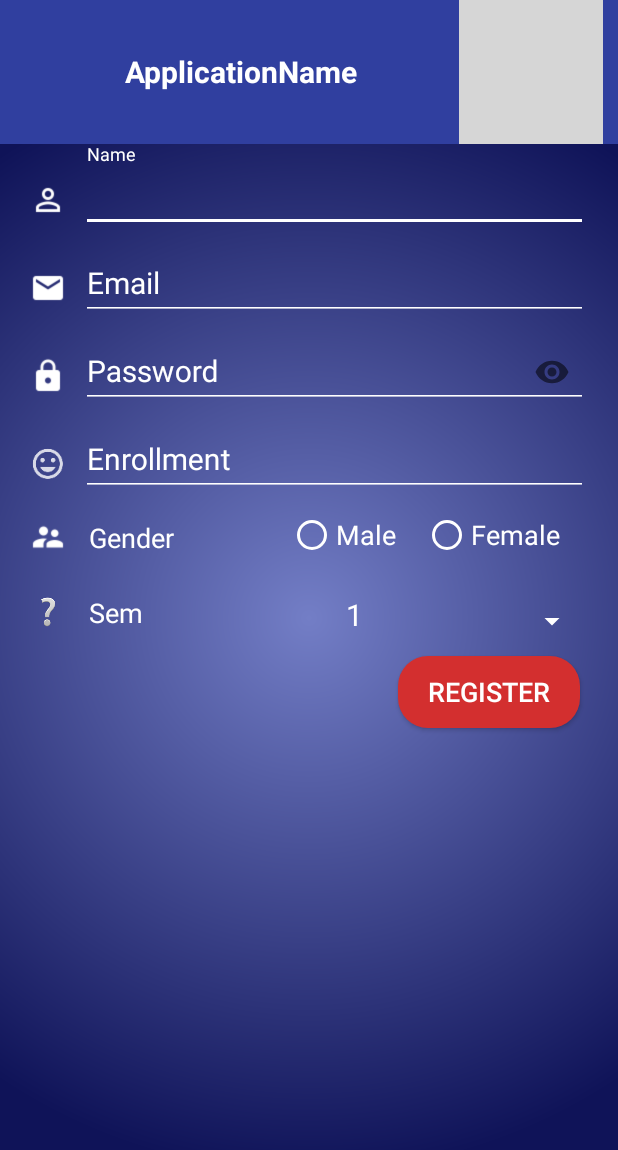
After one commit to happysingh23828/Android-College-Noticeboard, an Android app: the StudentRegistrationActivity screen opened directly, with no data from a screen before it, on a phone screen of 412 x 824 dp. The commit adds this screen. Shown: the top 1150 px of the screen. Run offline under Robolectric (Android 15) with nearby library versions, the phone set to English and light mode, and no system bars; our stand-ins replace Volley; network calls fail; Roboto replaces fonts that are not available here; grey boxes are pictures that could not be loaded.

Commit message:
Merge remote-tracking branch 'remotes/origin/master' into Mayank
# Conflicts:
#	.idea/modules.xml

```diff
--- /dev/null
+++ b/app/src/main/java/dynamicdrillers/collegenoticeboard/StudentRegistrationActivity.java
@@ -0,0 +1,186 @@
+package dynamicdrillers.collegenoticeboard;
+
+import android.app.ProgressDialog;
+import android.content.Context;
+import android.content.Intent;
+import android.content.SharedPreferences;
+import android.os.Bundle;
+import android.support.design.widget.TextInputLayout;
+import android.support.v7.app.AppCompatActivity;
+import android.view.View;
+import android.widget.AdapterView;
+import android.widget.ArrayAdapter;
+import android.widget.Button;
+import android.widget.LinearLayout;
+import android.widget.RadioButton;
+import android.widget.RadioGroup;
+import android.widget.Spinner;
+import android.widget.TextView;
+import android.widget.Toast;
+
+import com.android.volley.AuthFailureError;
+import com.android.volley.Request;
+import com.android.volley.Response;
+import com.android.volley.VolleyError;
+import com.android.volley.toolbox.StringRequest;
+
+import org.json.JSONException;
+import org.json.JSONObject;
+
+import java.util.HashMap;
+import java.util.Hashtable;
+import java.util.Map;
+
+public class StudentRegistrationActivity extends AppCompatActivity {
+
+    TextInputLayout TxtInputlayloutName,TxtInputlayloutEmail,TxtInputlayloutPassword,TxtInputlayloutEnrollment;
+    RadioGroup Gender;
+    RadioButton RadioMale,RadioFemale;
+    Button BtnRegister;
+    Spinner SpnSem;
+    String Url=Constants.WEB_API_URL+"FacultyStudentRegistration.php",Gender_s="",Sem_s;
+    String Type[] = {"1","2","3","4","5","6","7","8"};
+
+
+    @Override
+    protected void onCreate(Bundle savedInstanceState) {
+        super.onCreate(savedInstanceState);
+        setContentView(R.layout.activity_student_registration);
+
+        TxtInputlayloutName = findViewById(R.id.reg_student_name);
+        TxtInputlayloutEmail = findViewById(R.id.reg_student_email);
+        TxtInputlayloutPassword = findViewById(R.id.reg_student_password);
+        TxtInputlayloutEnrollment = findViewById(R.id.reg_stdent_enrollment);
+
+        Gender = findViewById(R.id.reg_student_gender);
+        RadioMale = findViewById(R.id.reg_student_male);
+        RadioFemale = findViewById(R.id.reg_student_female);
+
+        SpnSem = findViewById(R.id.reg_student_sem);
+
+        BtnRegister = findViewById(R.id.reg_student_register);
+
+        Gender.setOnCheckedChangeListener(new RadioGroup.OnCheckedChangeListener() {
+            @Override
+            public void onCheckedChanged(RadioGroup radioGroup, int i) {
+                int selectedId=Gender.getCheckedRadioButtonId();
+                RadioButton radioSexButton=(RadioButton)findViewById(selectedId);
+                Gender_s = radioSexButton.getText().toString();
+                Toast.makeText(StudentRegistrationActivity.this,radioSexButton.getText(),Toast.LENGTH_SHORT).show();
+            }
+        });
+
+
+        SpnSem.setAdapter(new ArrayAdapter<String>(this,R.layout.login_type_layout,R.id.txt_type,Type));
+        SpnSem.setOnItemSelectedListener(new AdapterView.OnItemSelectedListener() {
+            @Override
+            public void onItemSelected(AdapterView<?> adapterView, View view, int i, long l) {
+                LinearLayout linearLayout = (LinearLayout) SpnSem.getSelectedView();
+                TextView textView = linearLayout.findViewById(R.id.txt_type);
+                textView.setTextColor(getResources().getColor(R.color.spn));
+                Sem_s = textView.getText().toString();
+            }
+
+            @Override
+            public void onNothingSelected(AdapterView<?> adapterView) {
+
+            }
+        });
+
+        BtnRegister.setOnClickListener(new View.OnClickListener() {
+            @Override
+            public void onClick(View view) {
+                upload();
+            }
+        });
+
+    }
+
+    private void upload() {
+        final ProgressDialog loading = ProgressDialog.show(this, "Uploading...", "Please wait...", false, false);
+        StringRequest stringRequest = new StringRequest(Request.Method.POST, Url,
+                new Response.Listener<String>() {
+                    @Override
+                    public void onResponse(String s) {
+                        //Disimissing the progress dialog
+                        loading.dismiss();
+
+                        try {
+                            JSONObject jsonObject = new JSONObject(s);
+                            if(!jsonObject.getBoolean("error"))
+                            {
+                                Intent intent = new Intent(StudentRegistrationActivity.this,FacultyDashboard.class);
+                                startActivity(intent);
+                                finish();
+                            }
+                            else
+                            {
+                                Toast.makeText(StudentRegistrationActivity.this, jsonObject.getString("message"), Toast.LENGTH_LONG).show();
+                            }
+
+                        } catch (JSONException e) {
+                            e.printStackTrace();
+                        }
+
+
+                    }
+                },
+                new Response.ErrorListener() {
+                    @Override
+                    public void onErrorResponse(VolleyError volleyError) {
+                        //Dismissing the progress dialog
+                        loading.dismiss();
+
+                        //Showing toast
+                        Toast.makeText(StudentRegistrationActivity.this, volleyError.getMessage().toString(), Toast.LENGTH_LONG).show();
+                    }
+                }) {
+            @Override
+            protected Map<String, String> getParams() throws AuthFailureError {
+
+
+
+
+
+                //Creating parameters
+                Map<String, String> params = new Hashtable<String, String>();
+
+                //Adding parameters
+                Map<String,String> map = new HashMap<>();
+
+                SharedPreferences sharedPreference = getSharedPreferences(SharedpreferenceHelper.SharedprefenceName, Context.MODE_PRIVATE);
+                String CollegeCode = sharedPreference.getString("collegecode", null);
+                String dept = sharedPreference.getString("dept", null);
+                String tgemail = sharedPreference.getString("email", null);
+
+
+                map.put("Email",TxtInputlayloutEmail.getEditText().getText().toString());
+                map.put("Password",TxtInputlayloutPassword.getEditText().getText().toString());
+                map.put("Name",TxtInputlayloutName.getEditText().getText().toString());
+                map.put("Gender",Gender_s);
+                map.put("Sem",Sem_s);
+                map.put("Dept",dept);
+                map.put("TgEmail",tgemail);
+                map.put("Enrollment",TxtInputlayloutEnrollment.getEditText().getText().toString());
+                map.put("StudentPhoto","https://cdn.pixabay.com/photo/2015/03/04/22/35/head-659652_960_720.png");
+                map.put("MobileNo","9999999999");
+                map.put("Dob","2018-1-1");
+                map.put("CollegeCode",CollegeCode);
+
+                return  map;
+
+                //returning parameters
+
+            }
+        };
+
+
+
+
+        //Adding request to the queue
+
+        MySingleton.getInstance(this).addToRequestQueue(stringRequest);
+
+    }
+
+}
--- /dev/null
+++ b/app/src/main/res/layout/activity_student_registration.xml
@@ -0,0 +1,234 @@
+<?xml version="1.0" encoding="utf-8"?>
+<LinearLayout xmlns:android="http://schemas.android.com/apk/res/android"
+    xmlns:app="http://schemas.android.com/apk/res-auto"
+    xmlns:tools="http://schemas.android.com/tools"
+    android:layout_width="match_parent"
+    android:layout_height="match_parent"
+    android:background="@drawable/gradient_admin"
+    android:orientation="vertical"
+    tools:context="dynamicdrillers.collegenoticeboard.StudentRegistrationActivity">
+
+    <include
+        android:id="@+id/single_notice_toolbar"
+        layout="@layout/noticetoolbar"
+        android:layout_width="match_parent"
+        android:layout_height="wrap_content"></include>
+
+    <LinearLayout
+        android:layout_width="match_parent"
+        android:layout_height="match_parent"
+        android:layout_marginLeft="20dp"
+        android:layout_marginRight="20dp"
+        android:orientation="vertical"
+        tools:layout_editor_absoluteX="20dp"
+        tools:layout_editor_absoluteY="60dp">
+
+        <LinearLayout
+            android:layout_width="match_parent"
+            android:layout_height="wrap_content"
+            android:orientation="horizontal">
+
+            <ImageView
+                android:layout_width="24dp"
+                android:layout_height="24dp"
+                android:layout_marginRight="10dp"
+                android:layout_marginTop="25dp"
+                android:src="@drawable/ic_perm_identity_white_24dp" />
+
+            <android.support.design.widget.TextInputLayout
+                android:id="@+id/reg_student_name"
+                android:layout_width="match_parent"
+                android:layout_height="wrap_content">
+
+                <android.support.design.widget.TextInputEditText
+                    android:layout_width="match_parent"
+                    android:layout_height="wrap_content"
+                    android:hint="Name"
+                    android:textColor="@android:color/background_light" />
+            </android.support.design.widget.TextInputLayout>
+
+        </LinearLayout>
+
+        <LinearLayout
+            android:layout_width="match_parent"
+            android:layout_height="wrap_content"
+            android:orientation="horizontal">
+
+            <ImageView
+                android:id="@+id/imageView2"
+                android:layout_width="24dp"
+                android:layout_height="24dp"
+                android:layout_marginRight="10dp"
+                android:layout_marginTop="25dp"
+                android:src="@drawable/ic_email_white_24dp" />
+
+            <android.support.design.widget.TextInputLayout
+                android:id="@+id/reg_student_email"
+                android:layout_width="match_parent"
+                android:layout_height="wrap_content">
+
+                <android.support.design.widget.TextInputEditText
+                    android:layout_width="match_parent"
+                    android:layout_height="wrap_content"
+                    android:hint="Email"
+                    android:textColor="@android:color/background_light" />
+            </android.support.design.widget.TextInputLayout>
+        </LinearLayout>
+
+        <LinearLayout
+            android:layout_width="match_parent"
+            android:layout_height="wrap_content">
+
+            <ImageView
+                android:id="@+id/imageView3"
+                android:layout_width="24dp"
+                android:layout_height="24dp"
+                android:layout_marginRight="10dp"
+                android:layout_marginTop="25dp"
+                android:src="@drawable/ic_lock_white_24dp" />
+
+            <android.support.design.widget.TextInputLayout
+                android:id="@+id/reg_student_password"
+                android:layout_width="match_parent"
+                android:layout_height="wrap_content"
+                app:passwordToggleEnabled="true">
+
+                <android.support.design.widget.TextInputEditText
+                    android:layout_width="match_parent"
+                    android:layout_height="wrap_content"
+                    android:hint="Password"
+                    android:inputType="textPassword"
+                    android:textColor="@android:color/background_light" />
+            </android.support.design.widget.TextInputLayout>
+
+        </LinearLayout>
+
+        <LinearLayout
+            android:layout_width="match_parent"
+            android:layout_height="wrap_content">
+
+            <ImageView
+                android:id="@+id/imageView4"
+                android:layout_width="24dp"
+                android:layout_height="24dp"
+                android:layout_marginRight="10dp"
+                android:layout_marginTop="25dp"
+                android:src="@drawable/ic_rele" />
+
+            <android.support.design.widget.TextInputLayout
+                android:id="@+id/reg_stdent_enrollment"
+                android:layout_width="match_parent"
+                android:layout_height="wrap_content">
+
+                <android.support.design.widget.TextInputEditText
+                    android:layout_width="match_parent"
+                    android:layout_height="wrap_content"
+                    android:hint="Enrollment"
+                    android:textColor="@android:color/background_light" />
+
+            </android.support.design.widget.TextInputLayout>
+
+        </LinearLayout>
+
+        <LinearLayout
+            android:layout_width="match_parent"
+            android:layout_height="wrap_content"
+            android:layout_marginTop="10dp">
+
+            <ImageView
+                android:id="@+id/imageView6"
+                android:layout_width="24dp"
+                android:layout_height="24dp"
+                android:layout_marginRight="10dp"
+                android:layout_marginTop="5dp"
+                android:src="@drawable/ic_supervisor_account_white_24dp" />
+
+            <TextView
+                android:id="@+id/textView"
+                android:layout_width="0dp"
+                android:layout_height="wrap_content"
+                android:layout_marginBottom="5dp"
+                android:layout_marginLeft="5dp"
+                android:layout_marginTop="5dp"
+                android:layout_weight="0.4"
+                android:text="Gender"
+                android:textColor="@android:color/background_light"
+                android:textSize="18sp" />
+
+            <RadioGroup
+                android:id="@+id/reg_student_gender"
+                android:layout_width="0dp"
+                android:layout_height="match_parent"
+                android:layout_weight="0.6"
+                android:orientation="horizontal">
+
+                <RadioButton
+                    android:id="@+id/reg_student_male"
+                    android:layout_width="wrap_content"
+                    android:layout_height="wrap_content"
+                    android:layout_weight="1"
+                    android:text="Male"
+                    android:textColor="@android:color/background_light"
+                    android:textSize="18sp" />
+
+                <RadioButton
+                    android:id="@+id/reg_student_female"
+                    android:layout_width="wrap_content"
+                    android:layout_height="wrap_content"
+                    android:layout_weight="1"
+                    android:text="Female"
+                    android:textColor="@android:color/background_light"
+                    android:textSize="18sp" />
+            </RadioGroup>
+        </LinearLayout>
+
+        <LinearLayout
+            android:layout_width="match_parent"
+            android:layout_height="wrap_content"
+            android:orientation="horizontal">
+
+            <ImageView
+                android:layout_width="24dp"
+                android:layout_height="24dp"
+                android:layout_marginRight="10dp"
+                android:layout_marginTop="20dp"
+                android:src="@drawable/mark" />
+
+            <TextView
+                android:id="@+id/textView2"
+                android:layout_width="0dp"
+                android:layout_height="wrap_content"
+                android:layout_marginBottom="5dp"
+                android:layout_marginLeft="5dp"
+                android:layout_marginTop="20dp"
+                android:layout_weight="1"
+                android:text="Sem"
+                android:textColor="@android:color/background_light"
+                android:textSize="18sp" />
+
+            <Spinner
+                android:id="@+id/reg_student_sem"
+                android:layout_width="0dp"
+                android:layout_height="wrap_content"
+                android:layout_marginTop="20dp"
+                android:layout_weight="1"
+                android:textColor="@color/ColorName" />
+
+        </LinearLayout>
+
+        <Button
+            android:id="@+id/reg_student_register"
+            android:layout_width="wrap_content"
+            android:layout_height="wrap_content"
+            android:layout_gravity="right"
+            android:layout_margin="5dp"
+            android:background="@drawable/nextshap"
+            android:paddingLeft="20dp"
+            android:paddingRight="20dp"
+            android:text="Register"
+            android:textColor="@android:color/background_light"
+            android:textSize="18sp" />
+
+    </LinearLayout>
+
+</LinearLayout>
```
Also changed, not shown: app/src/main/AndroidManifest.xml (+2 -6 lines), app/src/main/java/dynamicdrillers/collegenoticeboard/FacultyDashboard.java (+41 -38 lines), app/src/main/java/dynamicdrillers/collegenoticeboard/StudentProfileActivity.java (added, +36 -0 lines), app/src/main/res/layout/activity_faculty_dashboard.xml (+8 -1 lines), app/src/main/res/layout/activity_student_profile.xml (added, +190 -0 lines).
